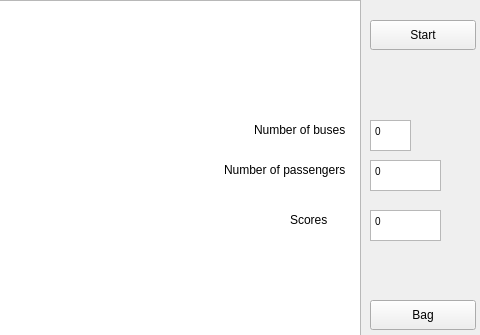
Above: Game/mainwindow.ui from saurtm12/Invasion-Of-Pokemon before the change; both pictures show x 320 to 800 and y 0 to 335 of the 800 by 600 pixel window. Below: the same form after it.
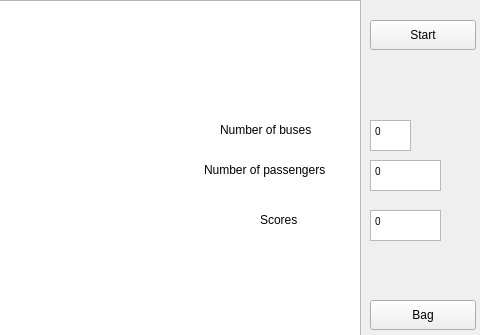
That is the form after the change.

Commit message: Documentations for class Character

What changed in the file:
```diff
--- a/Game/mainwindow.ui
+++ b/Game/mainwindow.ui
@@ -70,12 +70,18 @@
    <widget class="QLabel" name="busLabel">
     <property name="geometry">
      <rect>
-      <x>574</x>
+      <x>540</x>
       <y>120</y>
-      <width>101</width>
+      <width>131</width>
       <height>20</height>
      </rect>
     </property>
+    <property name="sizePolicy">
+     <sizepolicy hsizetype="Fixed" vsizetype="Fixed">
+      <horstretch>0</horstretch>
+      <verstretch>0</verstretch>
+     </sizepolicy>
+    </property>
     <property name="text">
      <string>Number of buses</string>
     </property>
@@ -83,12 +89,18 @@
    <widget class="QLabel" name="passengerLabel">
     <property name="geometry">
      <rect>
-      <x>544</x>
+      <x>524</x>
       <y>160</y>
-      <width>131</width>
+      <width>151</width>
       <height>20</height>
      </rect>
     </property>
+    <property name="sizePolicy">
+     <sizepolicy hsizetype="Fixed" vsizetype="Fixed">
+      <horstretch>0</horstretch>
+      <verstretch>0</verstretch>
+     </sizepolicy>
+    </property>
     <property name="text">
      <string>Number of passengers</string>
     </property>
@@ -113,12 +125,18 @@
    <widget class="QLabel" name="scoreLabel">
     <property name="geometry">
      <rect>
-      <x>610</x>
+      <x>580</x>
       <y>210</y>
-      <width>41</width>
+      <width>71</width>
       <height>20</height>
      </rect>
     </property>
+    <property name="sizePolicy">
+     <sizepolicy hsizetype="Preferred" vsizetype="Preferred">
+      <horstretch>0</horstretch>
+      <verstretch>0</verstretch>
+     </sizepolicy>
+    </property>
     <property name="text">
      <string>Scores</string>
     </property>
```
The commit also changes 2 other files.
